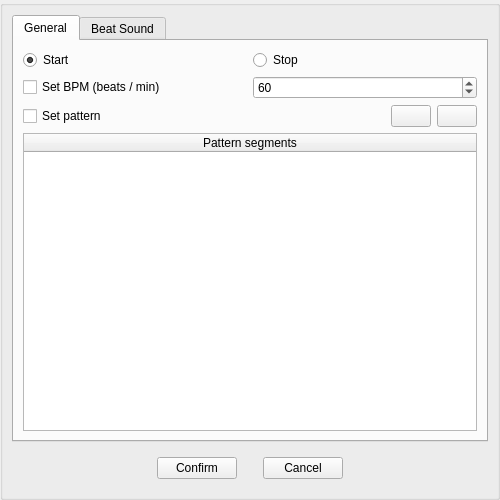
RemotelyChaotic/JOIPEngine, file src/Editor/Script/MetronomeSnippetOverlay.ui: the form before one commit.
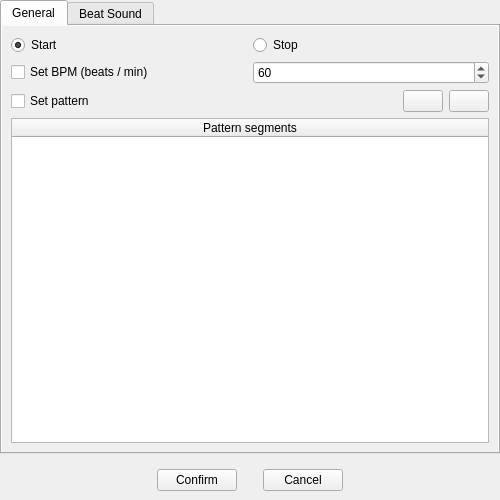
The form after the commit. Custom widgets are drawn as their Qt base class.

Commit message: Dynamically resizable popups for code generation

What changed in the file:
```diff
--- a/src/Editor/Script/MetronomeSnippetOverlay.ui
+++ b/src/Editor/Script/MetronomeSnippetOverlay.ui
@@ -27,83 +27,51 @@
     <number>0</number>
    </property>
    <item row="0" column="0">
-    <widget class="QGroupBox" name="groupBox">
-     <property name="title">
-      <string/>
-     </property>
-     <layout class="QGridLayout" name="gridLayout_5">
-      <item row="1" column="1">
-       <widget class="QWidget" name="widget" native="true">
-        <layout class="QGridLayout" name="gridLayout">
-         <item row="2" column="2">
-          <spacer name="horizontalSpacer_3">
-           <property name="orientation">
-            <enum>Qt::Horizontal</enum>
-           </property>
-           <property name="sizeType">
-            <enum>QSizePolicy::Fixed</enum>
-           </property>
-           <property name="sizeHint" stdset="0">
-            <size>
-             <width>20</width>
-             <height>20</height>
-            </size>
-           </property>
-          </spacer>
-         </item>
-         <item row="2" column="1">
-          <widget class="QPushButton" name="pConfirmButton">
-           <property name="text">
-            <string>Confirm</string>
-           </property>
-          </widget>
-         </item>
-         <item row="2" column="0">
-          <spacer name="horizontalSpacer_2">
-           <property name="orientation">
-            <enum>Qt::Horizontal</enum>
-           </property>
-           <property name="sizeHint" stdset="0">
-            <size>
-             <width>40</width>
-             <height>20</height>
-            </size>
-           </property>
-          </spacer>
-         </item>
-         <item row="2" column="5">
-          <spacer name="horizontalSpacer">
-           <property name="orientation">
-            <enum>Qt::Horizontal</enum>
-           </property>
-           <property name="sizeHint" stdset="0">
-            <size>
-             <width>40</width>
-             <height>20</height>
-            </size>
-           </property>
-          </spacer>
-         </item>
-         <item row="2" column="3">
-          <widget class="QPushButton" name="pCancelButton">
-           <property name="text">
-            <string>Cancel</string>
-           </property>
-          </widget>
-         </item>
-        </layout>
-       </widget>
-      </item>
-      <item row="0" column="1">
-       <widget class="QTabWidget" name="tabWidget">
+    <widget class="QTabWidget" name="pTabWidget">
         <property name="currentIndex">
          <number>0</number>
         </property>
-        <widget class="QWidget" name="tab_2">
+     <widget class="QWidget" name="pPageGeneral">
          <attribute name="title">
           <string>General</string>
          </attribute>
          <layout class="QGridLayout" name="gridLayout_7">
+       <property name="leftMargin">
+        <number>0</number>
+       </property>
+       <property name="topMargin">
+        <number>0</number>
+       </property>
+       <property name="rightMargin">
+        <number>0</number>
+       </property>
+       <property name="bottomMargin">
+        <number>0</number>
+       </property>
+       <item row="0" column="0" colspan="2">
+        <widget class="QScrollArea" name="pGeneralScrollArea">
+         <property name="frameShape">
+          <enum>QFrame::NoFrame</enum>
+         </property>
+         <property name="frameShadow">
+          <enum>QFrame::Plain</enum>
+         </property>
+         <property name="lineWidth">
+          <number>0</number>
+         </property>
+         <property name="widgetResizable">
+          <bool>true</bool>
+         </property>
+         <widget class="QWidget" name="scrollAreaWidgetContents">
+          <property name="geometry">
+           <rect>
+            <x>0</x>
+            <y>0</y>
+            <width>494</width>
+            <height>427</height>
+           </rect>
+          </property>
+          <layout class="QGridLayout" name="gridLayout_9">
           <item row="0" column="0">
            <widget class="QRadioButton" name="pPlayRadioButton">
             <property name="text">
@@ -121,6 +89,29 @@
             </property>
            </widget>
           </item>
+           <item row="1" column="0">
+            <widget class="QCheckBox" name="pBpmCheckBox">
+             <property name="text">
+              <string>Set BPM (beats / min)</string>
+             </property>
+            </widget>
+           </item>
+           <item row="1" column="1">
+            <widget class="QSpinBox" name="pBpmSpinBox">
+             <property name="minimum">
+              <number>1</number>
+             </property>
+             <property name="maximum">
+              <number>6000</number>
+             </property>
+             <property name="singleStep">
+              <number>10</number>
+             </property>
+             <property name="value">
+              <number>60</number>
+             </property>
+            </widget>
+           </item>
           <item row="2" column="0" colspan="2">
            <widget class="QWidget" name="widget_2" native="true">
             <layout class="QGridLayout" name="gridLayout_8">
@@ -191,29 +182,6 @@
             </layout>
            </widget>
           </item>
-          <item row="1" column="1">
-           <widget class="QSpinBox" name="pBpmSpinBox">
-            <property name="minimum">
-             <number>1</number>
-            </property>
-            <property name="maximum">
-             <number>6000</number>
-            </property>
-            <property name="singleStep">
-             <number>10</number>
-            </property>
-            <property name="value">
-             <number>60</number>
-            </property>
-           </widget>
-          </item>
-          <item row="1" column="0">
-           <widget class="QCheckBox" name="pBpmCheckBox">
-            <property name="text">
-             <string>Set BPM (beats / min)</string>
-            </property>
-           </widget>
-          </item>
           <item row="3" column="0" colspan="2">
            <widget class="QTableWidget" name="pPatternTableWidget">
             <property name="editTriggers">
@@ -237,11 +205,51 @@
           </item>
          </layout>
         </widget>
-        <widget class="QWidget" name="tab">
+        </widget>
+       </item>
+      </layout>
+     </widget>
+     <widget class="QWidget" name="pPageBeat">
          <attribute name="title">
           <string>Beat Sound</string>
          </attribute>
          <layout class="QGridLayout" name="gridLayout_4">
+       <property name="leftMargin">
+        <number>0</number>
+       </property>
+       <property name="topMargin">
+        <number>0</number>
+       </property>
+       <property name="rightMargin">
+        <number>0</number>
+       </property>
+       <property name="bottomMargin">
+        <number>0</number>
+       </property>
+       <item row="0" column="0">
+        <widget class="QScrollArea" name="pBeatScrollArea">
+         <property name="frameShape">
+          <enum>QFrame::NoFrame</enum>
+         </property>
+         <property name="frameShadow">
+          <enum>QFrame::Plain</enum>
+         </property>
+         <property name="lineWidth">
+          <number>0</number>
+         </property>
+         <property name="widgetResizable">
+          <bool>true</bool>
+         </property>
+         <widget class="QWidget" name="scrollAreaWidgetContents_2">
+          <property name="geometry">
+           <rect>
+            <x>0</x>
+            <y>0</y>
+            <width>494</width>
+            <height>421</height>
+           </rect>
+          </property>
+          <layout class="QGridLayout" name="gridLayout_10">
           <item row="0" column="0">
            <widget class="QWidget" name="widget_5" native="true">
             <layout class="QGridLayout" name="gridLayout_6">
@@ -375,30 +383,6 @@
            </widget>
           </item>
           <item row="1" column="0">
-           <widget class="QWidget" name="widget_4" native="true">
-            <property name="sizePolicy">
-             <sizepolicy hsizetype="Preferred" vsizetype="Preferred">
-              <horstretch>0</horstretch>
-              <verstretch>0</verstretch>
-             </sizepolicy>
-            </property>
-            <layout class="QGridLayout" name="gridLayout_3">
-             <property name="leftMargin">
-              <number>0</number>
-             </property>
-             <property name="topMargin">
-              <number>0</number>
-             </property>
-             <property name="rightMargin">
-              <number>0</number>
-             </property>
-             <property name="bottomMargin">
-              <number>0</number>
-             </property>
-             <property name="spacing">
-              <number>10</number>
-             </property>
-             <item row="1" column="0">
               <widget class="QTreeView" name="pResourceSelectTree">
                <property name="sizePolicy">
                 <sizepolicy hsizetype="Preferred" vsizetype="Expanding">
@@ -422,9 +406,96 @@
              </item>
             </layout>
            </widget>
-          </item>
+        </widget>
+       </item>
+       <item row="1" column="0">
+        <widget class="QWidget" name="widget_4" native="true">
+         <property name="sizePolicy">
+          <sizepolicy hsizetype="Preferred" vsizetype="Preferred">
+           <horstretch>0</horstretch>
+           <verstretch>0</verstretch>
+          </sizepolicy>
+         </property>
+         <layout class="QGridLayout" name="gridLayout_3">
+          <property name="leftMargin">
+           <number>0</number>
+          </property>
+          <property name="topMargin">
+           <number>0</number>
+          </property>
+          <property name="rightMargin">
+           <number>0</number>
+          </property>
+          <property name="bottomMargin">
+           <number>0</number>
+          </property>
+          <property name="spacing">
+           <number>10</number>
+          </property>
          </layout>
         </widget>
+       </item>
+      </layout>
+     </widget>
+    </widget>
+   </item>
+   <item row="1" column="0">
+    <widget class="QWidget" name="widget" native="true">
+     <layout class="QGridLayout" name="gridLayout">
+      <item row="2" column="2">
+       <spacer name="horizontalSpacer_3">
+        <property name="orientation">
+         <enum>Qt::Horizontal</enum>
+        </property>
+        <property name="sizeType">
+         <enum>QSizePolicy::Fixed</enum>
+        </property>
+        <property name="sizeHint" stdset="0">
+         <size>
+          <width>20</width>
+          <height>20</height>
+         </size>
+        </property>
+       </spacer>
+      </item>
+      <item row="2" column="1">
+       <widget class="QPushButton" name="pConfirmButton">
+        <property name="text">
+         <string>Confirm</string>
+        </property>
+       </widget>
+      </item>
+      <item row="2" column="0">
+       <spacer name="horizontalSpacer_2">
+        <property name="orientation">
+         <enum>Qt::Horizontal</enum>
+        </property>
+        <property name="sizeHint" stdset="0">
+         <size>
+          <width>40</width>
+          <height>20</height>
+         </size>
+        </property>
+       </spacer>
+      </item>
+      <item row="2" column="5">
+       <spacer name="horizontalSpacer">
+        <property name="orientation">
+         <enum>Qt::Horizontal</enum>
+        </property>
+        <property name="sizeHint" stdset="0">
+         <size>
+          <width>40</width>
+          <height>20</height>
+         </size>
+        </property>
+       </spacer>
+      </item>
+      <item row="2" column="3">
+       <widget class="QPushButton" name="pCancelButton">
+        <property name="text">
+         <string>Cancel</string>
+        </property>
        </widget>
       </item>
      </layout>
@@ -433,18 +504,18 @@
   </layout>
  </widget>
  <customwidgets>
-  <customwidget>
-   <class>CSearchWidget</class>
-   <extends>QWidget</extends>
-   <header>Widgets/SearchWidget.h</header>
-   <container>1</container>
-  </customwidget>
   <customwidget>
    <class>COverlayBase</class>
    <extends>QWidget</extends>
    <header>Widgets/OverlayBase.h</header>
    <container>1</container>
   </customwidget>
+  <customwidget>
+   <class>CSearchWidget</class>
+   <extends>QWidget</extends>
+   <header>Widgets/SearchWidget.h</header>
+   <container>1</container>
+  </customwidget>
  </customwidgets>
  <resources/>
  <connections/>
```
Lines whose indentation alone changed are shown as unchanged. The commit also changes 23 other files.
